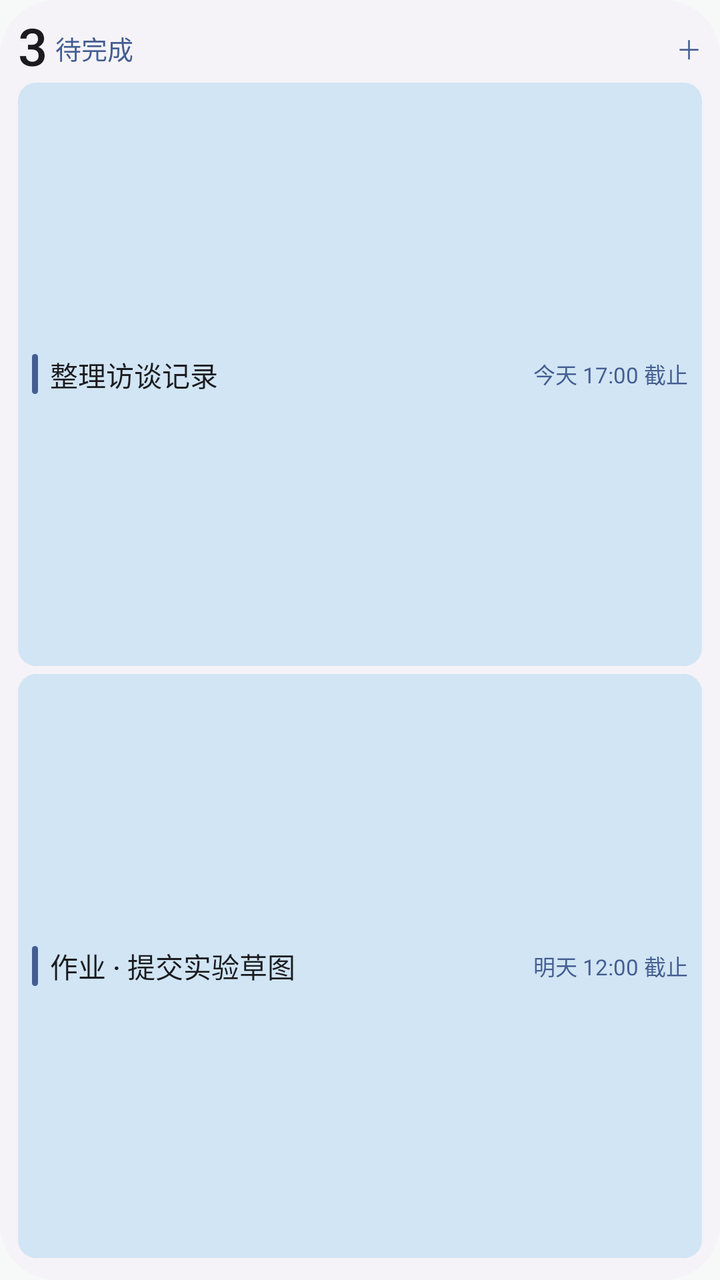
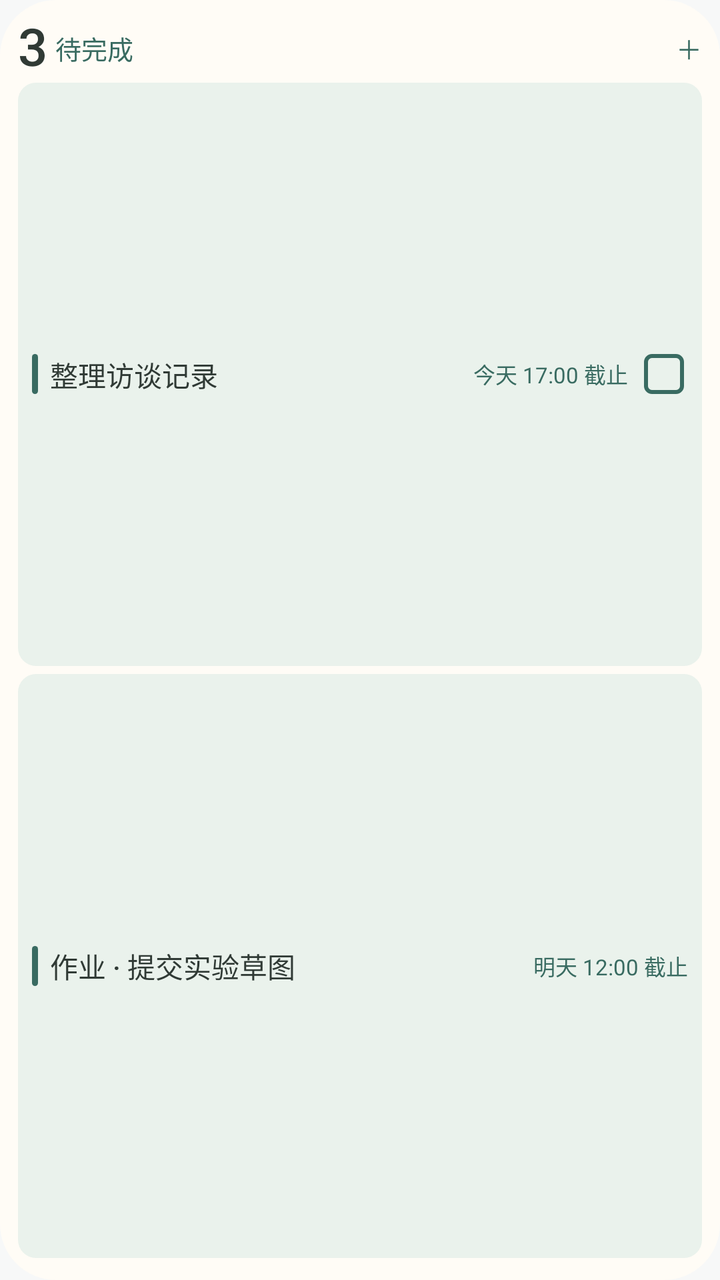

The first picture is an Android layout as it rendered before a commit; the second is the same layout after the commit. The layout source and the unified diff follow.
<!-- AndroidManifest.xml: application theme Theme.ClassTools -->
<!-- res/layout/widget_preview_tasks.xml -->
<LinearLayout xmlns:android="http://schemas.android.com/apk/res/android" android:layout_width="match_parent" android:layout_height="match_parent" android:orientation="vertical" android:padding="9dp" android:background="@drawable/widget_paper_shape">
    <LinearLayout android:layout_width="match_parent" android:layout_height="wrap_content" android:orientation="horizontal" android:gravity="center_vertical">
        <TextView android:layout_width="wrap_content" android:layout_height="wrap_content" android:text="3" android:textSize="26sp" android:textColor="@color/widget_ink" android:includeFontPadding="false" android:singleLine="true" android:ellipsize="end" android:fontFamily="sans-serif-medium" />
        <TextView android:layout_width="0dp" android:layout_height="wrap_content" android:text="待完成" android:textSize="13sp" android:textColor="@color/widget_accent" android:includeFontPadding="false" android:singleLine="true" android:ellipsize="end" android:fontFamily="sans-serif-medium" android:layout_weight="1" android:paddingStart="4dp" />
        <TextView android:layout_width="wrap_content" android:layout_height="wrap_content" android:text="＋" android:textSize="13sp" android:textColor="@color/widget_accent" android:includeFontPadding="false" android:singleLine="true" android:ellipsize="end" android:fontFamily="sans-serif" />
    </LinearLayout>
    <LinearLayout android:layout_width="match_parent" android:layout_height="0dp" android:layout_weight="1" android:layout_marginVertical="2dp" android:orientation="horizontal" android:gravity="center_vertical" android:paddingHorizontal="7dp" android:background="@drawable/widget_band_shape">
        <ImageView android:layout_width="3dp" android:layout_height="20dp" android:src="@drawable/widget_rule_shape" android:scaleType="fitXY" />
        <TextView android:layout_width="0dp" android:layout_height="wrap_content" android:text="整理访谈记录" android:textSize="14sp" android:textColor="@color/widget_ink" android:includeFontPadding="false" android:singleLine="true" android:ellipsize="end" android:fontFamily="sans-serif-medium" android:layout_weight="1" android:paddingStart="6dp" />
        <TextView android:layout_width="wrap_content" android:layout_height="wrap_content" android:text="今天 17:00 截止" android:textSize="11sp" android:textColor="@color/widget_accent" android:includeFontPadding="false" android:singleLine="true" android:ellipsize="end" android:fontFamily="sans-serif" />
    </LinearLayout>
    <LinearLayout android:layout_width="match_parent" android:layout_height="0dp" android:layout_weight="1" android:layout_marginVertical="2dp" android:orientation="horizontal" android:gravity="center_vertical" android:paddingHorizontal="7dp" android:background="@drawable/widget_band_shape">
        <ImageView android:layout_width="3dp" android:layout_height="20dp" android:src="@drawable/widget_rule_shape" android:scaleType="fitXY" />
        <TextView android:layout_width="0dp" android:layout_height="wrap_content" android:text="作业 · 提交实验草图" android:textSize="14sp" android:textColor="@color/widget_ink" android:includeFontPadding="false" android:singleLine="true" android:ellipsize="end" android:fontFamily="sans-serif-medium" android:layout_weight="1" android:paddingStart="6dp" />
        <TextView android:layout_width="wrap_content" android:layout_height="wrap_content" android:text="明天 12:00 截止" android:textSize="11sp" android:textColor="@color/widget_accent" android:includeFontPadding="false" android:singleLine="true" android:ellipsize="end" android:fontFamily="sans-serif" />
    </LinearLayout>
</LinearLayout>
<!-- resources referenced by this layout -->
<resources>
  <color name="widget_accent">#24695C</color>
  <color name="widget_ink">#1C2629</color>
  <!-- drawable widget_band_shape (drawable) -->
  <shape xmlns:android="http://schemas.android.com/apk/res/android" android:shape="rectangle">
      <solid android:color="@color/widget_band" />
      <corners android:radius="9dp" />
  </shape>
  <!-- drawable widget_paper_shape (drawable) -->
  <shape xmlns:android="http://schemas.android.com/apk/res/android" android:shape="rectangle">
      <solid android:color="@color/widget_paper" />
      <corners android:radius="@dimen/ct_widget_radius" />
  </shape>
  <!-- drawable widget_rule_shape (drawable) -->
  <shape xmlns:android="http://schemas.android.com/apk/res/android" android:shape="rectangle">
      <solid android:color="@color/widget_accent" />
      <corners android:radius="2dp" />
  </shape>
  <style name="Theme.ClassTools" parent="android:Theme.Material.Light.NoActionBar">
          <item name="android:windowBackground">@color/ct_window_background</item>
          <item name="android:windowNoTitle">true</item>
          <item name="android:windowActionModeOverlay">true</item>
          <item name="android:statusBarColor">@android:color/transparent</item>
          <item name="android:navigationBarColor">@android:color/transparent</item>
          <item name="android:windowLightStatusBar">true</item>
          <item name="android:windowLightNavigationBar">true</item>
      </style>
  <color name="widget_band">#E6F0ED</color>
  <color name="widget_paper">#FFFFFF</color>
  <dimen name="ct_widget_radius">20dp</dimen>
  <color name="ct_window_background">#F7F8F8</color>
</resources>

<!-- the commit's change to res/layout/widget_preview_tasks.xml (unified diff, before → after) -->
@@ -8,6 +8,7 @@
         <ImageView android:layout_width="3dp" android:layout_height="20dp" android:src="@drawable/widget_rule_shape" android:scaleType="fitXY" />
         <TextView android:layout_width="0dp" android:layout_height="wrap_content" android:text="整理访谈记录" android:textSize="14sp" android:textColor="@color/widget_ink" android:includeFontPadding="false" android:singleLine="true" android:ellipsize="end" android:fontFamily="sans-serif-medium" android:layout_weight="1" android:paddingStart="6dp" />
         <TextView android:layout_width="wrap_content" android:layout_height="wrap_content" android:text="今天 17:00 截止" android:textSize="11sp" android:textColor="@color/widget_accent" android:includeFontPadding="false" android:singleLine="true" android:ellipsize="end" android:fontFamily="sans-serif" />
+        <ImageView android:layout_width="24dp" android:layout_height="24dp" android:layout_marginStart="6dp" android:src="@drawable/widget_check_outline" android:importantForAccessibility="no" />
     </LinearLayout>
     <LinearLayout android:layout_width="match_parent" android:layout_height="0dp" android:layout_weight="1" android:layout_marginVertical="2dp" android:orientation="horizontal" android:gravity="center_vertical" android:paddingHorizontal="7dp" android:background="@drawable/widget_band_shape">
         <ImageView android:layout_width="3dp" android:layout_height="20dp" android:src="@drawable/widget_rule_shape" android:scaleType="fitXY" />
<!-- resource entries referenced after the edit -->
@@ -1,12 +1,16 @@
 <!-- resources referenced by this layout -->
 <resources>
-  <color name="widget_accent">#24695C</color>
-  <color name="widget_ink">#1C2629</color>
+  <color name="widget_accent">#396B61</color>
+  <color name="widget_ink">#303A35</color>
   <!-- drawable widget_band_shape (drawable) -->
   <shape xmlns:android="http://schemas.android.com/apk/res/android" android:shape="rectangle">
       <solid android:color="@color/widget_band" />
       <corners android:radius="9dp" />
   </shape>
+  <!-- drawable widget_check_outline (drawable) -->
+  <vector xmlns:android="http://schemas.android.com/apk/res/android" android:width="22dp" android:height="22dp" android:viewportWidth="24" android:viewportHeight="24">
+      <path android:fillColor="@android:color/transparent" android:strokeColor="@color/widget_accent" android:strokeWidth="2" android:pathData="M6,3h12a3,3 0,0 1,3 3v12a3,3 0,0 1,-3 3H6a3,3 0,0 1,-3 -3V6a3,3 0,0 1,3 -3z" />
+  </vector>
   <!-- drawable widget_paper_shape (drawable) -->
   <shape xmlns:android="http://schemas.android.com/apk/res/android" android:shape="rectangle">
       <solid android:color="@color/widget_paper" />
@@ -26,8 +30,8 @@
           <item name="android:windowLightStatusBar">true</item>
           <item name="android:windowLightNavigationBar">true</item>
       </style>
-  <color name="widget_band">#E6F0ED</color>
-  <color name="widget_paper">#FFFFFF</color>
+  <color name="widget_band">#EAF2EC</color>
+  <color name="widget_paper">#FFFCF6</color>
   <dimen name="ct_widget_radius">20dp</dimen>
   <color name="ct_window_background">#F7F8F8</color>
 </resources>
